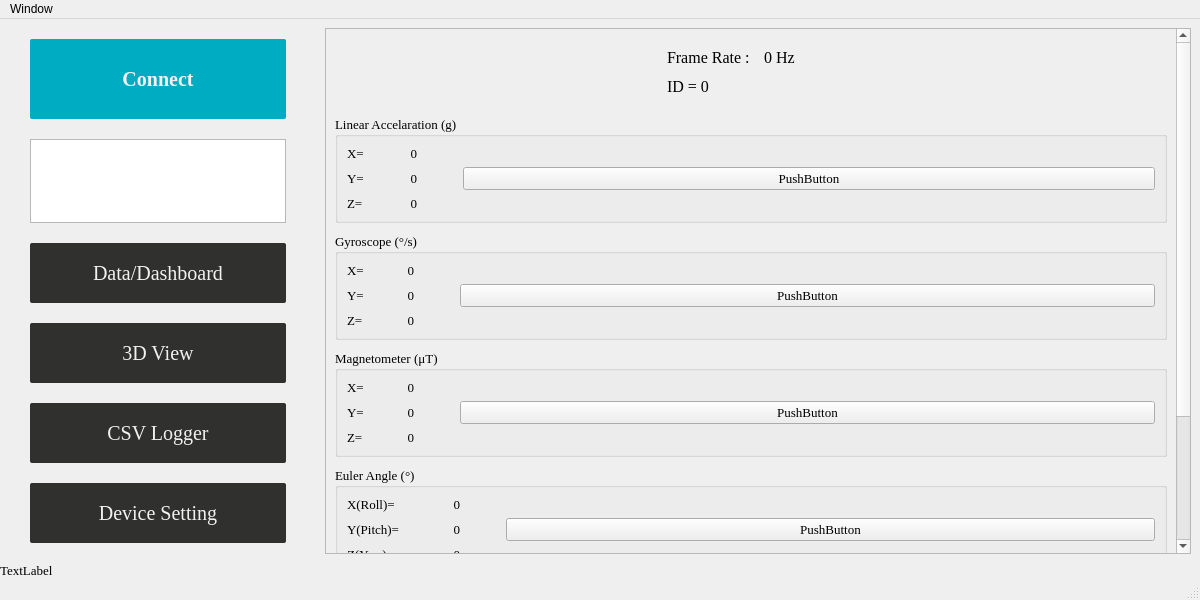
This is CHCenter/baseform.ui in dongFangTuring/CHCenter as Qt 5 draws it before an edit. The edited form follows.
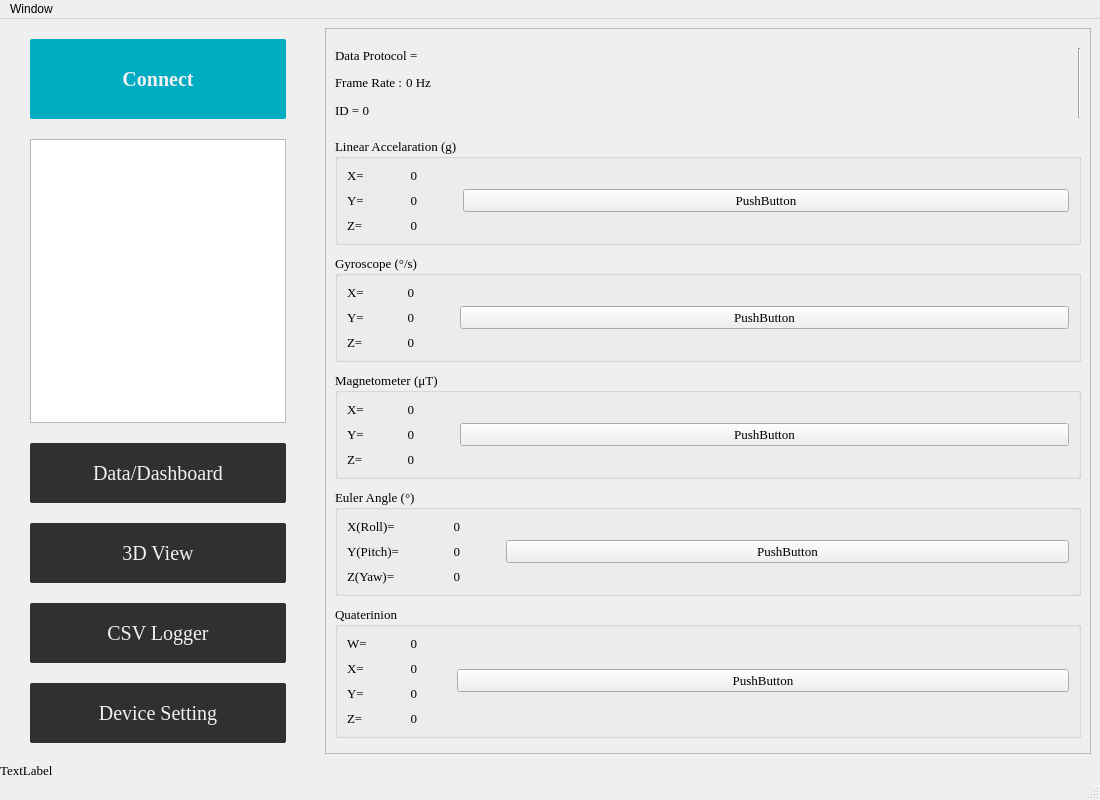
This is the edited form.

Diff of the .ui file:
```diff
--- a/CHCenter/baseform.ui
+++ b/CHCenter/baseform.ui
@@ -9,8 +9,8 @@
    <rect>
     <x>0</x>
     <y>0</y>
-    <width>1200</width>
-    <height>600</height>
+    <width>1100</width>
+    <height>800</height>
    </rect>
   </property>
   <property name="sizePolicy">
@@ -21,8 +21,8 @@
   </property>
   <property name="minimumSize">
    <size>
-    <width>1000</width>
-    <height>600</height>
+    <width>800</width>
+    <height>500</height>
    </size>
   </property>
   <property name="mouseTracking">
@@ -78,7 +78,7 @@
         </property>
         <property name="minimumSize">
          <size>
-          <width>300</width>
+          <width>250</width>
           <height>300</height>
          </size>
         </property>
@@ -371,6 +371,12 @@
          <layout class="QVBoxLayout" name="verticalLayout">
           <item>
            <widget class="QScrollArea" name="PageDataScroll">
+            <property name="font">
+             <font>
+              <family>Times New Roman</family>
+              <pointsize>10</pointsize>
+             </font>
+            </property>
             <property name="widgetResizable">
              <bool>true</bool>
             </property>
@@ -378,9 +384,9 @@
              <property name="geometry">
               <rect>
                <x>0</x>
-               <y>-284</y>
-               <width>837</width>
-               <height>786</height>
+               <y>0</y>
+               <width>737</width>
+               <height>797</height>
               </rect>
              </property>
              <property name="sizePolicy">
@@ -403,8 +409,30 @@
                 </property>
                 <item>
                  <layout class="QVBoxLayout" name="verticalLayout_6">
+                  <item>
+                   <widget class="QLabel" name="LabelDataProtocol">
+                    <property name="sizePolicy">
+                     <sizepolicy hsizetype="Fixed" vsizetype="Fixed">
+                      <horstretch>0</horstretch>
+                      <verstretch>0</verstretch>
+                     </sizepolicy>
+                    </property>
+                    <property name="minimumSize">
+                     <size>
+                      <width>300</width>
+                      <height>0</height>
+                     </size>
+                    </property>
+                    <property name="text">
+                     <string>Data Protocol = </string>
+                    </property>
+                   </widget>
+                  </item>
                   <item>
                    <layout class="QHBoxLayout" name="horizontalLayout_2">
+                    <property name="spacing">
+                     <number>0</number>
+                    </property>
                     <item>
                      <widget class="QLabel" name="label_10">
                       <property name="sizePolicy">
@@ -416,7 +444,7 @@
                       <property name="font">
                        <font>
                         <family>Times New Roman</family>
-                        <pointsize>12</pointsize>
+                        <pointsize>10</pointsize>
                        </font>
                       </property>
                       <property name="text">
@@ -434,14 +462,14 @@
                       </property>
                       <property name="minimumSize">
                        <size>
-                        <width>0</width>
+                        <width>100</width>
                         <height>0</height>
                        </size>
                       </property>
                       <property name="font">
                        <font>
                         <family>Times New Roman</family>
-                        <pointsize>12</pointsize>
+                        <pointsize>10</pointsize>
                        </font>
                       </property>
                       <property name="text">
@@ -452,6 +480,19 @@
                       </property>
                      </widget>
                     </item>
+                    <item>
+                     <spacer name="horizontalSpacer_7">
+                      <property name="orientation">
+                       <enum>Qt::Horizontal</enum>
+                      </property>
+                      <property name="sizeHint" stdset="0">
+                       <size>
+                        <width>40</width>
+                        <height>20</height>
+                       </size>
+                      </property>
+                     </spacer>
+                    </item>
                    </layout>
                   </item>
                   <item>
@@ -465,7 +506,7 @@
                     <property name="font">
                      <font>
                       <family>Times New Roman</family>
-                      <pointsize>12</pointsize>
+                      <pointsize>10</pointsize>
                      </font>
                     </property>
                     <property name="text">
@@ -491,6 +532,13 @@
                   </property>
                  </spacer>
                 </item>
+                <item>
+                 <widget class="Line" name="line">
+                  <property name="orientation">
+                   <enum>Qt::Vertical</enum>
+                  </property>
+                 </widget>
+                </item>
                </layout>
               </item>
               <item>
@@ -1417,7 +1465,7 @@
     <rect>
      <x>0</x>
      <y>0</y>
-     <width>1200</width>
+     <width>1100</width>
      <height>26</height>
     </rect>
    </property>
```
Left out of the diff: 4 changed lines with no effect on the pictures.
